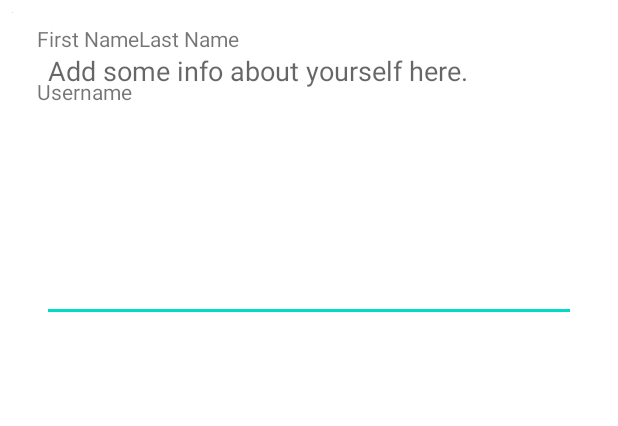
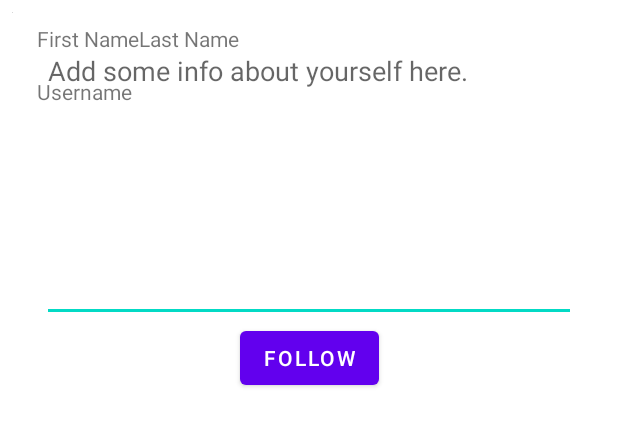
Before and after one commit to Mike-D-Langdon/Project3, an Android app: the layout activity_profile_page.xml on its own in the app's theme, with its tools: preview values and no code run, on a phone screen of 412 x 824 dp. Shown: the top 426 px of the screen. Run offline under Robolectric (Android 15) with nearby library versions, the light colour scheme and no system bars.

Commit message:
Added a 'Follow' button below the text box.

```diff
--- a/app/src/main/res/layout/activity_profile_page.xml
+++ b/app/src/main/res/layout/activity_profile_page.xml
@@ -71,4 +71,13 @@
         android:text="@string/reg_last_name"
         app:layout_constraintStart_toEndOf="@+id/first_name"
         app:layout_constraintTop_toTopOf="parent" />
+
+    <Button
+        android:id="@+id/button_follow"
+        android:layout_width="wrap_content"
+        android:layout_height="wrap_content"
+        android:text="@string/follow"
+        app:layout_constraintEnd_toEndOf="parent"
+        app:layout_constraintStart_toStartOf="parent"
+        app:layout_constraintTop_toBottomOf="@+id/user_bio" />
 </androidx.constraintlayout.widget.ConstraintLayout>
--- a/app/src/main/res/values/strings.xml
+++ b/app/src/main/res/values/strings.xml
@@ -26,4 +26,5 @@
     <string name="createPost_post">Post</string>
     <string name="picture_representing_you">Picture representing you.</string>
     <string name="bio_text">Add some info about yourself here.</string>
+    <string name="follow">Follow</string>
 </resources>
```
